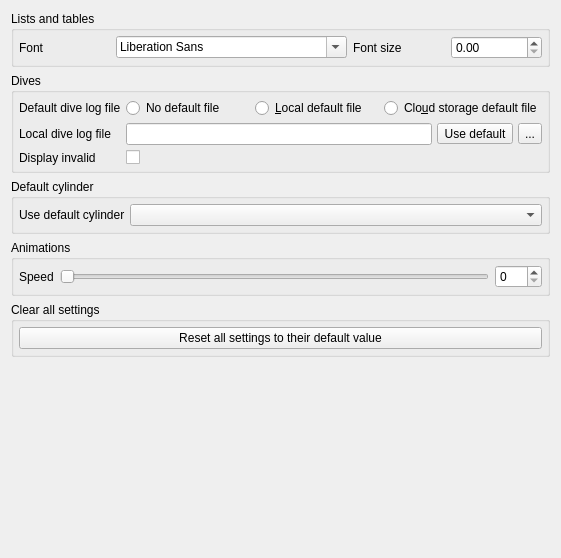
The window that desktop-widgets/preferences/preferences_defaults.ui (subsurface/subsurface) describes before a commit, drawn with Qt 5.
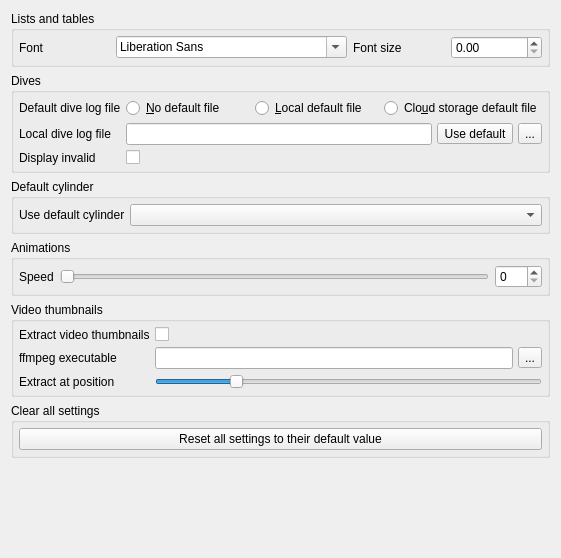
The same window after the commit.

Commit message:
Dive media: Extract thumbnails from videos with ffmpeg
Extract thumbnails using ffmpeg.
Behavior is controlled by three new preferences fields:
 - extract_video_thumbnails (bool): if true, thumbnails are calculated.
 - extract_video_thumbnail_position (int 0..100): position in video
   where thumbnail is fetched.
 - ffmpeg_executable (string): path of ffmpeg executable.

If ffmpeg refuses to start, extract_video_thumbnails is set to false
to avoid unnecessary churn.

Video thumbnails are marked by an overlay.

Diff of the .ui file:
```diff
--- a/desktop-widgets/preferences/preferences_defaults.ui
+++ b/desktop-widgets/preferences/preferences_defaults.ui
@@ -73,7 +73,7 @@
         <item>
          <widget class="QRadioButton" name="noDefaultFile">
           <property name="text">
-           <string>No default file</string>
+           <string>&amp;No default file</string>
           </property>
          </widget>
         </item>
@@ -209,6 +209,79 @@
      </layout>
     </widget>
    </item>
+   <item>
+    <widget class="QGroupBox" name="groupBox_10">
+     <property name="title">
+      <string>Video thumbnails</string>
+     </property>
+     <layout class="QFormLayout" name="formLayout">
+      <property name="horizontalSpacing">
+       <number>5</number>
+      </property>
+      <property name="verticalSpacing">
+       <number>5</number>
+      </property>
+      <property name="margin">
+       <number>5</number>
+      </property>
+      <item row="1" column="0">
+       <widget class="QLabel" name="ffmpegExectuableLabel">
+        <property name="text">
+         <string>ffmpeg executable</string>
+        </property>
+       </widget>
+      </item>
+      <item row="1" column="1">
+       <layout class="QHBoxLayout" name="horizontalLayout_3b">
+        <item>
+         <widget class="QLineEdit" name="ffmpegExecutable"/>
+        </item>
+        <item>
+         <widget class="QToolButton" name="ffmpegFile">
+          <property name="text">
+           <string>...</string>
+          </property>
+         </widget>
+        </item>
+       </layout>
+      </item>
+      <item row="3" column="0">
+       <widget class="QLabel" name="videoThumbnailPositionLabel">
+        <property name="text">
+         <string>Extract at position</string>
+        </property>
+       </widget>
+      </item>
+      <item row="3" column="1">
+       <widget class="QSlider" name="videoThumbnailPosition">
+        <property name="maximum">
+         <number>100</number>
+        </property>
+        <property name="value">
+         <number>20</number>
+        </property>
+        <property name="orientation">
+         <enum>Qt::Horizontal</enum>
+        </property>
+       </widget>
+      </item>
+      <item row="0" column="0">
+       <widget class="QLabel" name="extractVideoThumbnailsLabel">
+        <property name="text">
+         <string>Extract video thumbnails</string>
+        </property>
+       </widget>
+      </item>
+      <item row="0" column="1">
+       <widget class="QCheckBox" name="extractVideoThumbnails">
+        <property name="text">
+         <string/>
+        </property>
+       </widget>
+      </item>
+     </layout>
+    </widget>
+   </item>
    <item>
     <widget class="QGroupBox" name="groupBox_9">
      <property name="title">
```
The commit also changes 13 other files.
